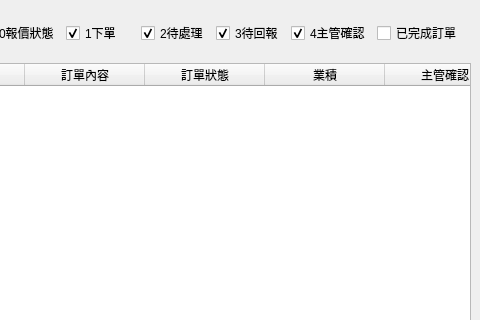
roger0816/Adb, file src/AdbClient/StageOrder/LayerDayReport.ui: the form before one commit; both pictures show x 585 to 1065 and y 0 to 320 of the 1065 by 505 pixel window.
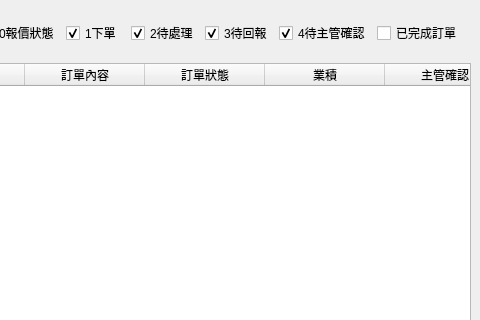
The form after the commit.

The edit to the form file:
```diff
--- a/src/AdbClient/StageOrder/LayerDayReport.ui
+++ b/src/AdbClient/StageOrder/LayerDayReport.ui
@@ -154,7 +154,7 @@
             <item>
              <widget class="QCheckBox" name="cbStep4">
               <property name="text">
-               <string>4主管確認</string>
+               <string>4待主管確認</string>
               </property>
               <property name="checked">
                <bool>true</bool>
```
